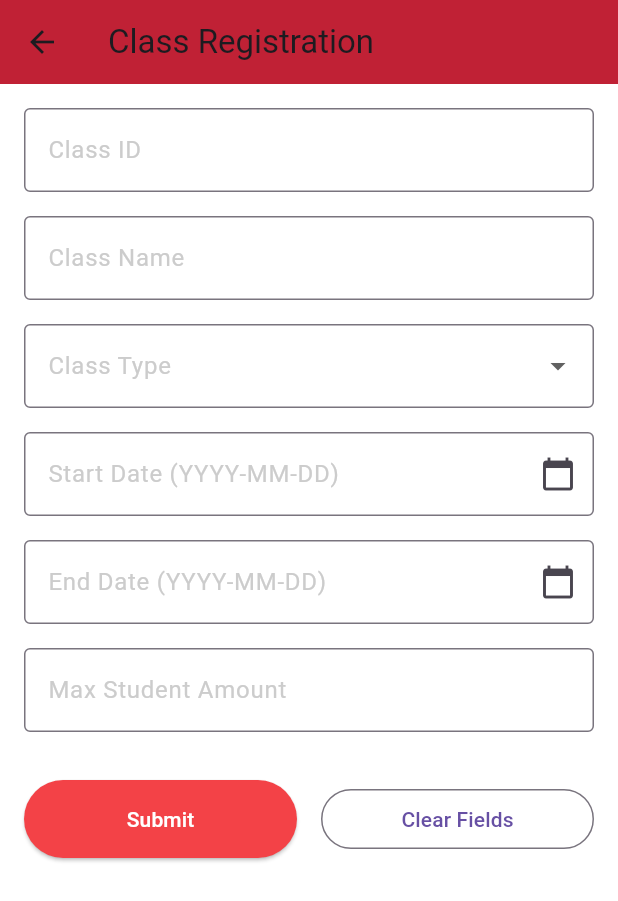
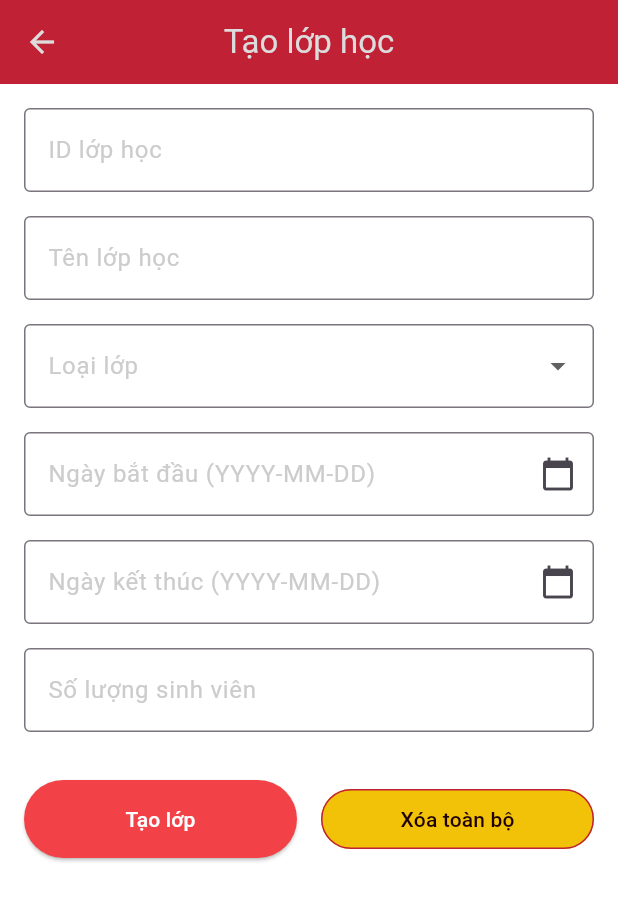
Before and after one commit to BD2020452915102002/IT4788-PTUDDNT, a Flutter app: the RegisterClassLecturer screen opened by its route, on a phone screen of 412 x 824 dp. Shown: the top 901 px of the screen. Run offline on Flutter 3.47's test engine with Material 3 defaults, Android fonts, the light colour scheme and no system bars; our stand-ins replace easy_refresh, file_picker, hive, hive_flutter, image_picker; accounts and stored records are empty; network calls fail.

Commit message:
update ui

```diff
--- a/lib/presentation/screens/lecturer/register_class_screen.dart
+++ b/lib/presentation/screens/lecturer/register_class_screen.dart
@@ -92,18 +92,27 @@ class _RegisterClassLecturerState extends State<RegisterClassLecturer> {
     }
   }
 
+  Future<void> _logout() async {
+    HiveService().clearBox();
+    Navigator.of(context, rootNavigator: true).pushNamedAndRemoveUntil(
+      "/login",
+          (Route<dynamic> route) => false,
+    );
+  }
+
   Future<void> showError(response) async {
-    if (response.statusCode == 400) {
-      ScaffoldMessenger.of(context).showSnackBar(
-        SnackBar(content: Text("Bad Request!")),
-      );
-    } else {
-      final data = json.decode(response.body);
-      final errorMessage = data['meta']['message'];
-      ScaffoldMessenger.of(context).showSnackBar(
-        SnackBar(content: Text(errorMessage)),
-      );
+
+    final data = json.decode(response.body);
+    final errorMessage = data['meta']['message'];
+    ScaffoldMessenger.of(context)
+        .showSnackBar(SnackBar(content: Text(errorMessage)));
+
+    if (data['meta']['code'] == 9998) {
+      ScaffoldMessenger.of(context)
+          .showSnackBar(SnackBar(content: Text(errorMessage)));
+      await _logout();
     }
+
   }
 
   @override
@@ -130,8 +139,14 @@ class _RegisterClassLecturerState extends State<RegisterClassLecturer> {
   Widget build(BuildContext context) {
     return Scaffold(
       appBar: AppBar(
-        title: Text("Class Registration"),
+        title: Text("Tạo lớp học", style: TextStyle(
+          color: AppColors.tertiary
+        )),
+        centerTitle: true,
         backgroundColor: AppColors.primary,
+        iconTheme: const IconThemeData(
+          color: AppColors.tertiary,
+        ),
       ),
       body: Padding(
         padding: EdgeInsets.all(16.0),
@@ -142,27 +157,27 @@ class _RegisterClassLecturerState extends State<RegisterClassLecturer> {
               TextFormField(
                 controller: _classIdController,
                 decoration: InputDecoration(
-                  labelText: "Class ID",
+                  labelText: "ID lớp học",
                   border: OutlineInputBorder(),
                 ),
                 validator: (value) =>
-                value!.isEmpty ? 'Class ID is required' : null,
+                value!.isEmpty ? 'ID lớp học không thể để trống' : null,
               ),
               SizedBox(height: 16),
               TextFormField(
                 controller: _classNameController,
                 decoration: InputDecoration(
-                  labelText: "Class Name",
+                  labelText: "Tên lớp học",
                   border: OutlineInputBorder(),
                 ),
                 validator: (value) =>
-                value!.isEmpty ? 'Class Name is required' : null,
+                value!.isEmpty ? 'Tên lóp học không thể để trống' : null,
               ),
               SizedBox(height: 16),
               DropdownButtonFormField<String>(
                 value: _classType,
                 decoration: InputDecoration(
-                  labelText: "Class Type",
+                  labelText: "Loại lớp",
                   border: OutlineInputBorder(),
                 ),
                 items: _classTypes
@@ -173,42 +188,42 @@ class _RegisterClassLecturerState extends State<RegisterClassLecturer> {
                     .toList(),
                 onChanged: (value) => setState(() => _classType = value),
                 validator: (value) =>
-                value == null ? 'Please select class type' : null,
+                value == null ? 'Hãy chọn loại lớp học' : null,
               ),
               SizedBox(height: 16),
               TextFormField(
                 controller: _startDateController,
                 decoration: InputDecoration(
-                  labelText: "Start Date (YYYY-MM-DD)",
+                  labelText: "Ngày bắt đầu (YYYY-MM-DD)",
                   border: OutlineInputBorder(),
                   suffixIcon: Icon(Icons.calendar_today),
                 ),
                 readOnly: true, // Prevent manual text entry
                 onTap: () => _pickDate(_startDateController), // Trigger date picker
-                validator: (value) => value!.isEmpty ? 'Start Date is required' : null,
+                validator: (value) => value!.isEmpty ? 'Không thể để trống' : null,
               ),
               SizedBox(height: 16),
               TextFormField(
                 controller: _endDateController,
                 decoration: InputDecoration(
-                  labelText: "End Date (YYYY-MM-DD)",
+                  labelText: "Ngày kết thúc (YYYY-MM-DD)",
                   border: OutlineInputBorder(),
                   suffixIcon: Icon(Icons.calendar_today),
                 ),
                 readOnly: true, // Prevent manual text entry
                 onTap: () => _pickDate(_endDateController), // Trigger date picker
-                validator: (value) => value!.isEmpty ? 'End Date is required' : null,
+                validator: (value) => value!.isEmpty ? 'Không thể để trống' : null,
               ),
               SizedBox(height: 16),
               TextFormField(
                 controller: _maxStudentAmountController,
                 decoration: InputDecoration(
-                  labelText: "Max Student Amount",
+                  labelText: "Số lượng sinh viên",
                   border: OutlineInputBorder(),
                 ),
                 keyboardType: TextInputType.number,
                 validator: (value) =>
-                value!.isEmpty ? 'Max Student Amount is required' : null,
+                value!.isEmpty ? 'Số lượng sinh viên không thể để trống' : null,
               ),
               SizedBox(height: 32),
               Row(
@@ -219,14 +234,19 @@ class _RegisterClassLecturerState extends State<RegisterClassLecturer> {
                       style: ElevatedButton.styleFrom(
                         backgroundColor: AppColors.buttonColor,
                       ),
-                      child: Text("Submit"),
+                      child: Text("Tạo lớp"),
                     ),
                   ),
                   SizedBox(width: 16),
                   Expanded(
                     child: OutlinedButton(
                       onPressed: _clearFields,
-                      child: Text("Clear Fields"),
+                      style: OutlinedButton.styleFrom(
+                        foregroundColor: AppColors.textColor,
+                        side: BorderSide(color: AppColors.primary),
+                        backgroundColor: AppColors.secondary,
+                      ),
+                      child: const Text("Xóa toàn bộ"),
                     ),
                   ),
                 ],
```
Also changed, not shown: lib/presentation/screens/lecturer/attendance_screen_lecture.dart (+26 -9 lines), lib/presentation/screens/student/class/absent_record_screen.dart (+43 -8 lines).
